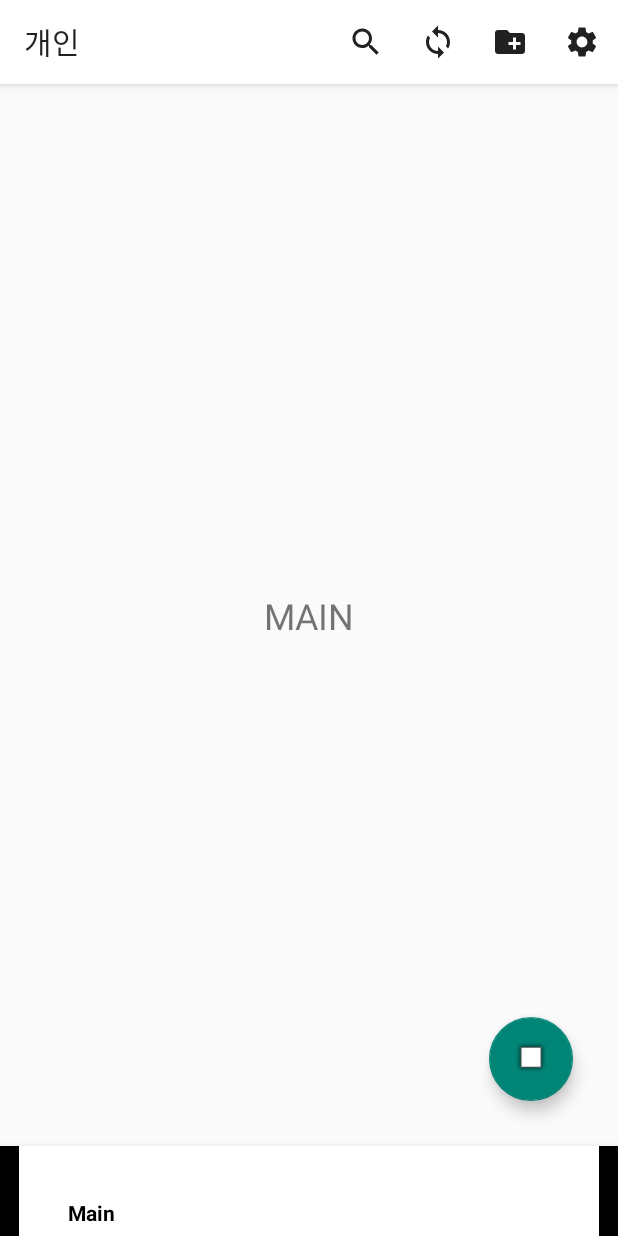
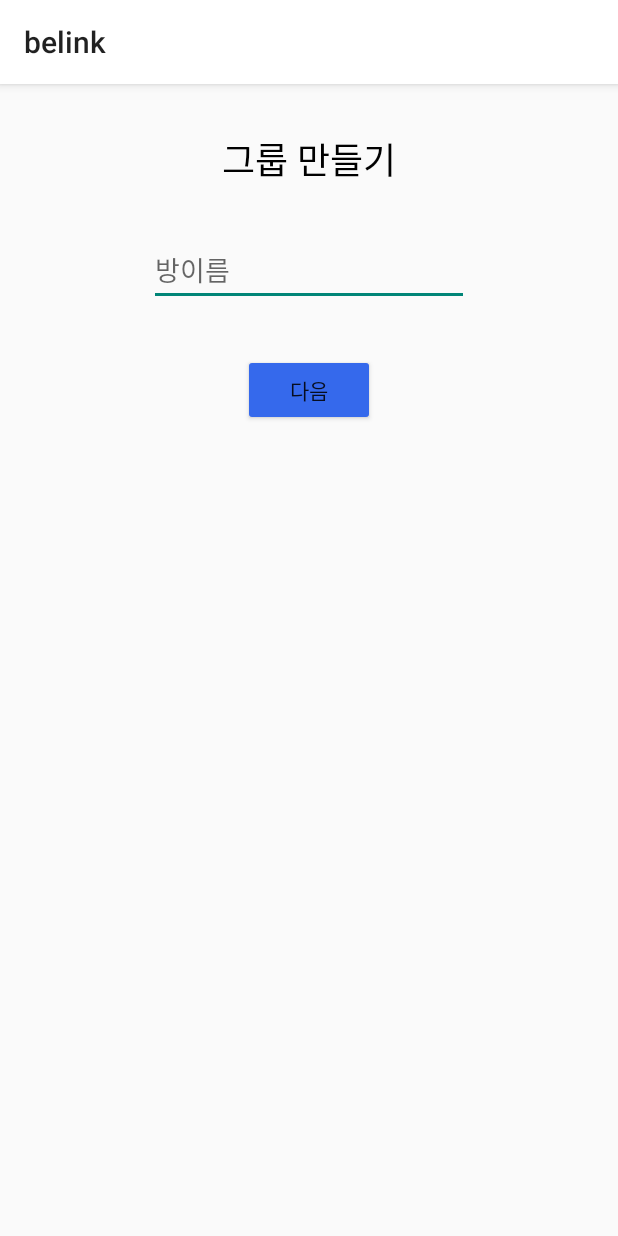
Before and after one commit to VIXXPARK/belink, an Android app: the MainActivity screen opened directly, with no data from a screen before it, after a tap on "Create", on a phone screen of 412 x 824 dp. Run offline under Robolectric (Android 15) with nearby library versions, the phone set to English and light mode, and no system bars.

Commit message:
팀이름 만드는 화면 완성

```diff
--- a/app/src/main/java/com/capstone/belink/MainActivity.kt
+++ b/app/src/main/java/com/capstone/belink/MainActivity.kt
@@ -1,17 +1,27 @@
 package com.capstone.belink
 
 import android.app.Activity
+import android.app.AlertDialog
+import android.content.DialogInterface
+import android.content.Intent
 import android.content.SharedPreferences
 import androidx.appcompat.app.AppCompatActivity
 import android.os.Bundle
+import android.util.Log
 import android.view.Menu
 import android.view.MenuItem
+import android.widget.EditText
+import android.widget.Toast
 import androidx.viewpager2.widget.ViewPager2
 import com.capstone.belink.Adapter.FragmentStateAdapter
+import com.capstone.belink.Model.successIntDTO
 import com.capstone.belink.Network.RetrofitClient
 import com.capstone.belink.Network.RetrofitService
 import com.capstone.belink.Ui.*
 import com.capstone.belink.databinding.ActivityMainBinding
+import retrofit2.Call
+import retrofit2.Callback
+import retrofit2.Response
 import retrofit2.Retrofit
 
 class MainActivity : AppCompatActivity() {
@@ -50,9 +60,19 @@ class MainActivity : AppCompatActivity() {
     }
 
     // 액션 바 관련 override
-    override fun onOptionsItemSelected(item: MenuItem): Boolean {
-        return super.onOptionsItemSelected(item)
-    }
+    override fun onOptionsItemSelected(item: MenuItem): Boolean= when(item.itemId){
+            R.id.action_plus ->{
+
+                val intent = Intent(this,TeamActivity::class.java)
+                startActivity(intent)
+
+                true
+            }
+            else -> super.onOptionsItemSelected(item)
+        }
+
+
+
 
     override fun onCreateOptionsMenu(menu: Menu?): Boolean {
         menuInflater.inflate(R.menu.actionbar_menu,menu)
--- a/app/src/main/java/com/capstone/belink/Model/User.kt
+++ b/app/src/main/java/com/capstone/belink/Model/User.kt
@@ -3,8 +3,8 @@ package com.capstone.belink.Model
 import java.util.*
 
 data class User(val id:String,
-                val phNum:String,
-                val username:String,
+                val phNum:String="01082828282",
+                val username:String="belink",
                 val active:Boolean=true,
                 val admin:Boolean=false,
                 val infect:Int=0,
--- a/app/src/main/java/com/capstone/belink/Network/RetrofitService.kt
+++ b/app/src/main/java/com/capstone/belink/Network/RetrofitService.kt
@@ -28,5 +28,9 @@ interface RetrofitService {
     @POST("api/user/get-my-friend")
     fun getMyFriend(@Field("id")id:String,@Field("hidden")hidden:Boolean):Call<FriendListDTO>
 
+    @FormUrlEncoded
+    @POST("api/user/edit-team")
+    fun makeTeam(@Field("teamName")teamName:String):Call<SignDTO>
+
 
 }
--- /dev/null
+++ b/app/src/main/java/com/capstone/belink/TeamActivity.kt
@@ -0,0 +1,66 @@
+package com.capstone.belink
+
+import android.app.Activity
+import android.content.Context
+import android.content.SharedPreferences
+import androidx.appcompat.app.AppCompatActivity
+import android.os.Bundle
+import android.util.Log
+import android.view.View
+import androidx.recyclerview.widget.LinearLayoutManager
+import com.capstone.belink.Adapter.FriendAdapter
+import com.capstone.belink.Model.FriendListDTO
+import com.capstone.belink.Model.FriendUserDTO
+import com.capstone.belink.Model.SignDTO
+import com.capstone.belink.Model.successIntDTO
+import com.capstone.belink.Network.RetrofitClient
+import com.capstone.belink.Network.RetrofitService
+import com.capstone.belink.databinding.ActivityTeamBinding
+import retrofit2.Call
+import retrofit2.Callback
+import retrofit2.Response
+import retrofit2.Retrofit
+
+class TeamActivity : AppCompatActivity() {
+    private var mBinding:ActivityTeamBinding?=null
+    private val binding get() = mBinding!!
+
+    private lateinit var retrofit : Retrofit
+    private lateinit var supplementService : RetrofitService
+
+    private lateinit var pref: SharedPreferences
+    private lateinit var prefEdit: SharedPreferences.Editor
+
+    private var mContext: Context?=null
+    private val xContext get() = mContext!!
+
+    override fun onCreate(savedInstanceState: Bundle?) {
+        super.onCreate(savedInstanceState)
+        mBinding = ActivityTeamBinding.inflate(layoutInflater)
+        setContentView(binding.root)
+        initRetrofit()
+
+        pref =getSharedPreferences("auto", Activity.MODE_PRIVATE)!!
+        prefEdit=pref.edit()
+
+        binding.btnTeamNext.setOnClickListener {
+            supplementService.makeTeam(binding.etTeamName.text.toString()).enqueue(object : Callback<SignDTO>{
+                override fun onResponse(call: Call<SignDTO>, response: Response<SignDTO>) {
+                    Log.d("makeTeam","success")
+                }
+
+                override fun onFailure(call: Call<SignDTO>, t: Throwable) {
+                    Log.d("fail","$t")
+                }
+
+            })
+        }
+    }
+
+
+
+    private fun initRetrofit() {
+        retrofit = RetrofitClient.getInstance()
+        supplementService = retrofit.create(RetrofitService::class.java)
+    }
+}
--- /dev/null
+++ b/app/src/main/res/layout/activity_team.xml
@@ -0,0 +1,57 @@
+<?xml version="1.0" encoding="utf-8"?>
+
+<FrameLayout
+    xmlns:android="http://schemas.android.com/apk/res/android"
+    xmlns:app="http://schemas.android.com/apk/res-auto"
+    xmlns:tools="http://schemas.android.com/tools"
+    tools:context=".TeamActivity"
+    android:layout_width="match_parent"
+    android:layout_height="match_parent">
+
+    <androidx.constraintlayout.widget.ConstraintLayout
+        android:layout_width="match_parent"
+        android:visibility="visible"
+        android:id="@+id/constraint_make_team"
+        android:layout_height="match_parent">
+
+
+        <TextView
+            android:id="@+id/tv_team_name"
+            android:layout_width="wrap_content"
+            android:layout_height="wrap_content"
+            android:layout_marginTop="32dp"
+            android:text="그룹 만들기"
+            android:textSize="24sp"
+            android:textColor="@color/black"
+            app:layout_constraintEnd_toEndOf="parent"
+            app:layout_constraintStart_toStartOf="parent"
+            app:layout_constraintTop_toTopOf="parent" />
+
+        <EditText
+            android:id="@+id/et_team_name"
+            android:layout_width="wrap_content"
+            android:layout_height="wrap_content"
+            android:layout_marginTop="32dp"
+            android:ems="10"
+            android:inputType="textPersonName"
+            android:hint="방이름"
+            app:layout_constraintEnd_toEndOf="parent"
+            app:layout_constraintStart_toStartOf="parent"
+            app:layout_constraintTop_toBottomOf="@+id/tv_team_name" />
+
+        <Button
+            android:id="@+id/btn_team_next"
+            android:layout_width="wrap_content"
+            android:layout_height="wrap_content"
+            android:layout_marginTop="32dp"
+            android:text="다음"
+            android:backgroundTint="#3569EC"
+
+            app:layout_constraintEnd_toEndOf="parent"
+            app:layout_constraintStart_toStartOf="parent"
+            app:layout_constraintTop_toBottomOf="@+id/et_team_name" />
+    </androidx.constraintlayout.widget.ConstraintLayout>
+
+
+
+</FrameLayout>
```
Also changed, not shown: app/src/main/AndroidManifest.xml (+6 -6 lines), app/src/main/res/layout/nomal_dialog.xml (deleted, +0 -51 lines).
